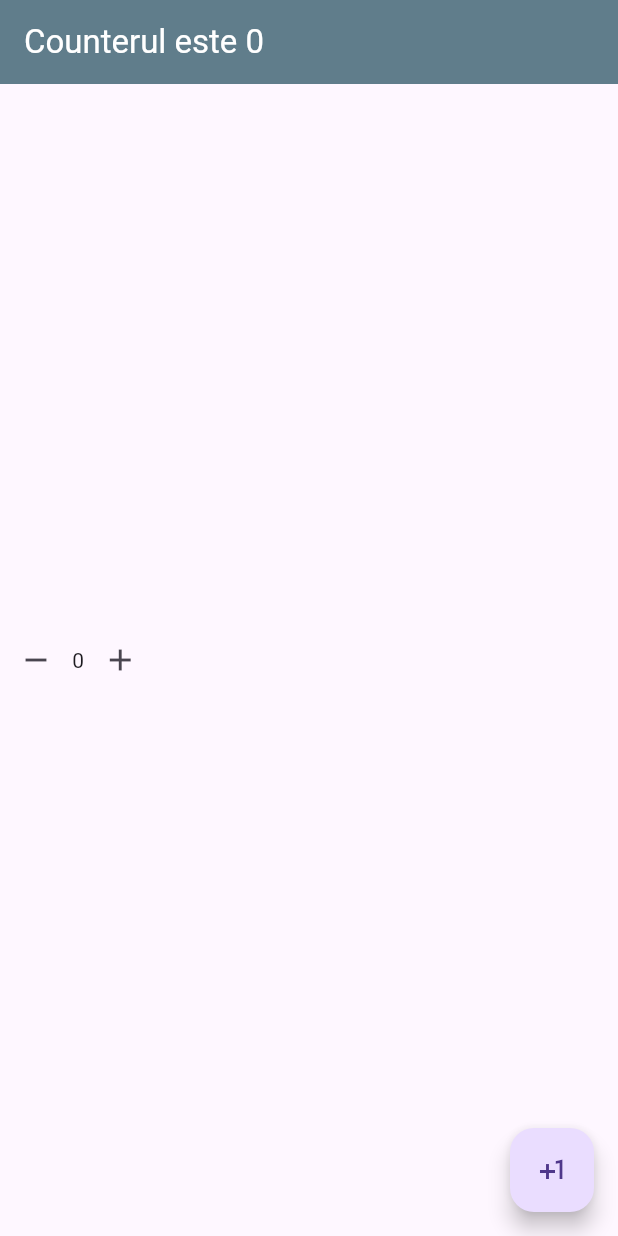
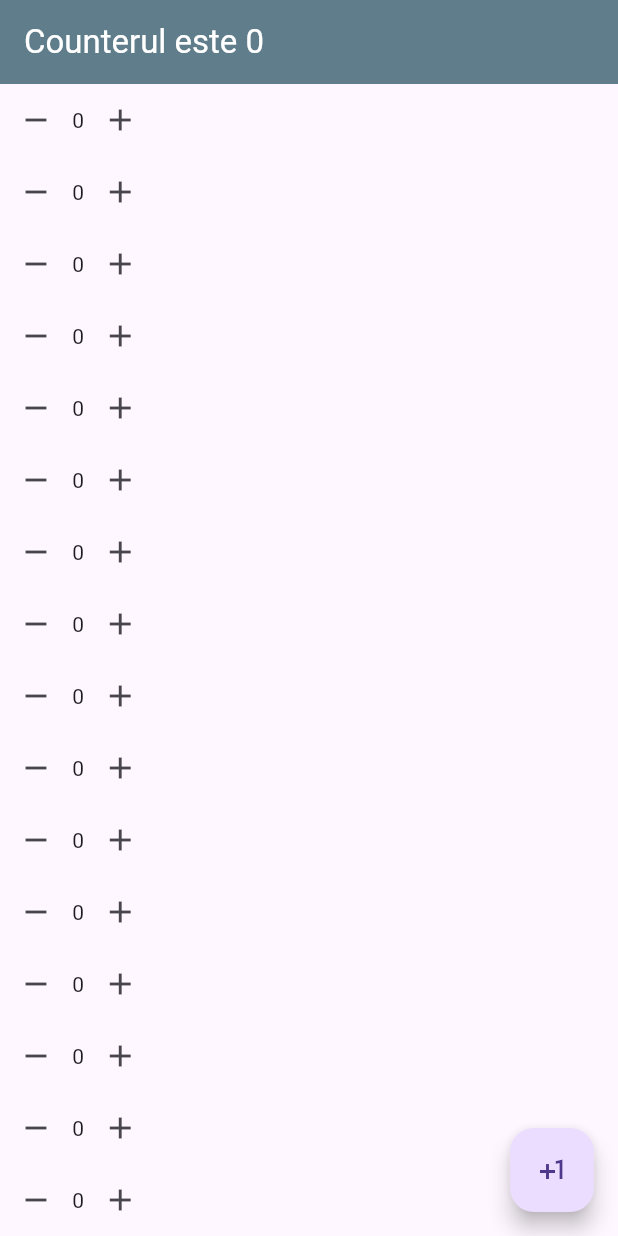
Before and after one commit to ItsCrys7/hello_stateful, a Flutter app: the screen it shows after launch, on a phone screen of 412 x 824 dp. Run offline on Flutter 3.47's test engine with Material 3 defaults, Android fonts, the phone set to English and light mode, and no system bars.

Commit message:
Refactor HomeScreen to display multiple CrazyCounter widgets in a ListView

```diff
--- a/lib/screens/Home_screen.dart
+++ b/lib/screens/Home_screen.dart
@@ -20,8 +20,11 @@ class _HomeScreenState extends State<HomeScreen> {
         title: Text('Counterul este $_counter'),
       ),
       body: Center(
-        child: CrazyCounter(),
-
+        child: ListView(
+          children: [
+            for (int i = 0; i <= 50; i++) CrazyCounter(),
+          ],
+        ),
       ),
       floatingActionButton: FloatingActionButton(
         child: Icon(Icons.plus_one),
```
